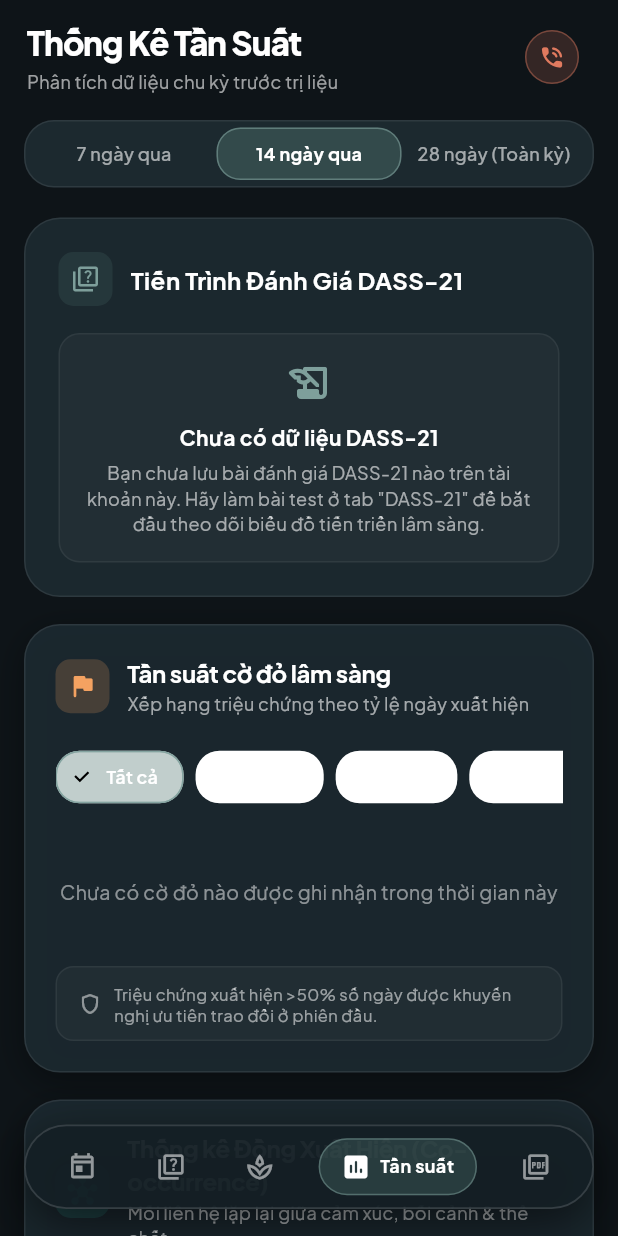
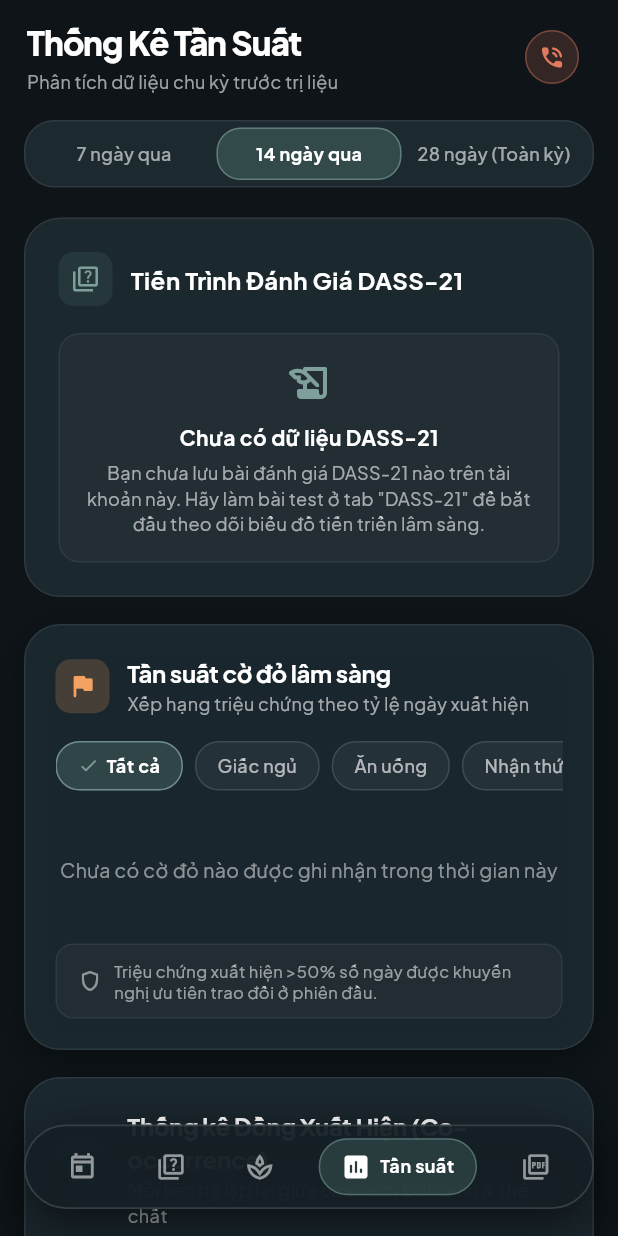
Before and after one commit to huudat31/mind_track, a Flutter app: the screen it shows after launch, item 4 of the bottom bar chosen, on a phone screen of 412 x 824 dp. Run offline on Flutter 3.47's test engine with Material 3 defaults, Android fonts, the light colour scheme and no system bars; our stand-ins replace fl_chart, flutter_riverpod, google_fonts, pdf, printing, supabase_flutter; accounts and stored records are empty; network calls fail.

Commit message:
fix(dashboard): fix category chips white background and implement timeline step logic on chart X-axis

```diff
--- a/lib/features/dashboard/screens/frequency_dashboard_screen.dart
+++ b/lib/features/dashboard/screens/frequency_dashboard_screen.dart
@@ -50,7 +50,10 @@ class _FrequencyDashboardScreenState extends State<FrequencyDashboardScreen> {
                     FutureBuilder<List<DassHistoryPoint>>(
                       future: ClinicalDataRepository.getDynamicDassTrend(_selectedTimeframe),
                       builder: (context, snapshot) {
-                        return DassTrendChart(history: snapshot.data ?? []);
+                        return DassTrendChart(
+                          history: snapshot.data ?? [],
+                          timeframe: _selectedTimeframe,
+                        );
                       },
                     ),
 
--- a/lib/features/dashboard/widgets/symptom_frequency_tracker.dart
+++ b/lib/features/dashboard/widgets/symptom_frequency_tracker.dart
@@ -96,27 +96,43 @@ class _SymptomFrequencyTrackerState extends State<SymptomFrequencyTracker> {
                 final isSelected = _selectedCategory == category;
                 return Padding(
                   padding: const EdgeInsets.only(right: 8.0),
-                  child: ChoiceChip(
-                    label: Text(category),
-                    selected: isSelected,
-                    onSelected: (selected) {
-                      if (selected) {
-                        setState(() => _selectedCategory = category);
-                      }
-                    },
-                    selectedColor: AppColors.primary.withValues(alpha: 0.35),
-                    backgroundColor: Colors.white.withValues(alpha: 0.05),
-                    labelStyle: TextStyle(
-                      fontSize: 12,
-                      fontWeight: isSelected ? FontWeight.w600 : FontWeight.w400,
-                      color: isSelected ? Colors.white : Colors.white.withValues(alpha: 0.6),
-                    ),
-                    shape: RoundedRectangleBorder(
-                      borderRadius: BorderRadius.circular(16),
-                      side: BorderSide(
+                  child: GestureDetector(
+                    onTap: () => setState(() => _selectedCategory = category),
+                    child: AnimatedContainer(
+                      duration: const Duration(milliseconds: 200),
+                      padding: const EdgeInsets.symmetric(horizontal: 14, vertical: 7),
+                      decoration: BoxDecoration(
                         color: isSelected
-                            ? AppColors.primaryLight.withValues(alpha: 0.7)
-                            : Colors.white.withValues(alpha: 0.1),
+                            ? AppColors.primary.withValues(alpha: 0.4)
+                            : Colors.white.withValues(alpha: 0.05),
+                        borderRadius: BorderRadius.circular(16),
+                        border: Border.all(
+                          color: isSelected
+                              ? AppColors.primaryLight.withValues(alpha: 0.8)
+                              : Colors.white.withValues(alpha: 0.12),
+                          width: 1,
+                        ),
+                      ),
+                      child: Row(
+                        mainAxisSize: MainAxisSize.min,
+                        children: [
+                          if (isSelected) ...[
+                            const Icon(
+                              Icons.check_rounded,
+                              size: 14,
+                              color: AppColors.primaryLight,
+                            ),
+                            const SizedBox(width: 5),
+                          ],
+                          Text(
+                            category,
+                            style: TextStyle(
+                              fontSize: 12,
+                              fontWeight: isSelected ? FontWeight.w700 : FontWeight.w500,
+                              color: isSelected ? Colors.white : Colors.white.withValues(alpha: 0.65),
+                            ),
+                          ),
+                        ],
                       ),
                     ),
                   ),
```
Also changed, not shown: lib/features/dashboard/widgets/dass_trend_chart.dart (+102 -21 lines), 1 other file.
